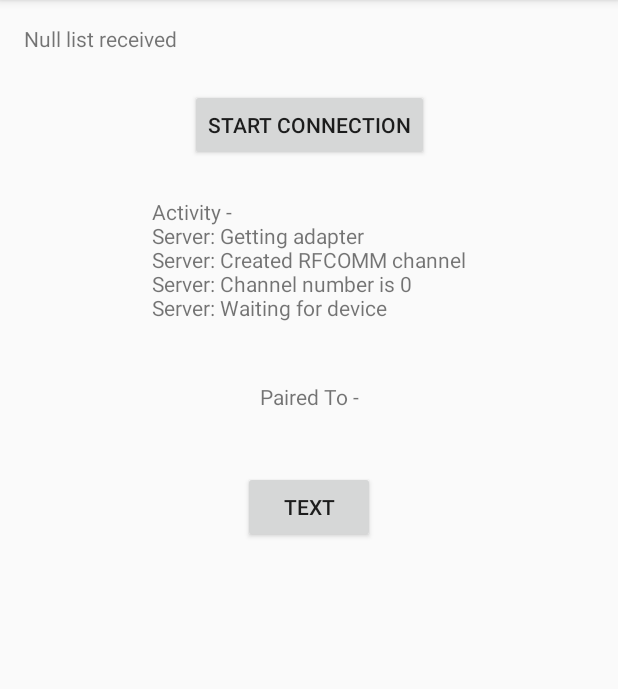
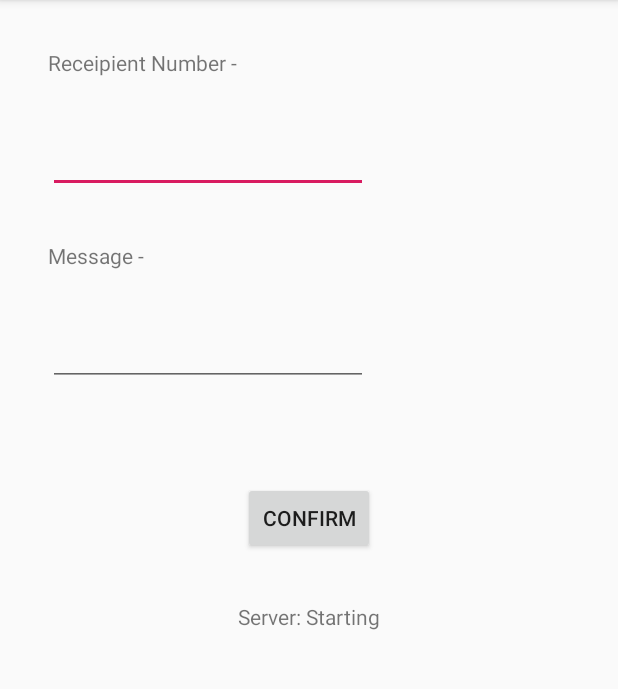
Before and after one commit to naishadh14/Discom, an Android app: the ConnectDevices screen opened directly, with no data from a screen before it, after a tap on "TEXT", on a phone screen of 412 x 824 dp, the part 84-773 px from its top. Run offline under Robolectric (Android 15) with nearby library versions, the phone set to English and light mode, and no system bars.

Commit message:
Partial code for sending messages

```diff
--- a/app/src/main/AndroidManifest.xml
+++ b/app/src/main/AndroidManifest.xml
@@ -21,6 +21,8 @@
                 <category android:name="android.intent.category.LAUNCHER" />
             </intent-filter>
         </activity>
+        <activity android:name=".TextInterface">
+        </activity>
         <activity android:name=".ConnectDevices">
         </activity>
         <activity android:name=".ConfirmNumber">
--- a/app/src/main/java/com/example/discom/ConnectDevices.java
+++ b/app/src/main/java/com/example/discom/ConnectDevices.java
@@ -9,16 +9,21 @@ import android.os.Bundle;
 import android.os.Handler;
 import android.os.Looper;
 import android.os.Message;
+import android.util.Log;
 import android.view.View;
 import android.widget.TextView;
+import android.widget.Toast;
 
 import androidx.appcompat.app.AppCompatActivity;
 
+import java.io.Serializable;
 import java.util.ArrayList;
 
 public class ConnectDevices extends AppCompatActivity {
 
     ArrayList<BluetoothDevice> discoveredDevices, pairedDevices;
+    BluetoothServer serverThread;
+    ArrayList<BluetoothClient> clientThread;
 
     @Override
     protected void onCreate(Bundle savedInstanceState) {
@@ -90,7 +95,7 @@ public class ConnectDevices extends AppCompatActivity {
                           text.append(Constants.CLIENT_CLOSING_SOCKET_TEXT);
                           text.append("\n");
                           break;
-                      default:
+                      case Constants.DEVICE_INFO:
                           BluetoothDevice device = (BluetoothDevice) msg.obj;
                           text.append("Client: Connected to " + device.getName());
                           text.append("\n");
@@ -99,8 +104,13 @@ public class ConnectDevices extends AppCompatActivity {
                   }
               }
             };
+            Log.e(Constants.TAG, "About to start Thread");
             BluetoothClient bluetoothClient = new BluetoothClient(this.discoveredDevices.get(i), clientHandler);
+            Log.e(Constants.TAG, "Thread object initialized");
             bluetoothClient.start();
+            Log.e(Constants.TAG, "Thread started successfully");
+            //this.clientThread.add(bluetoothClient);
+            Log.e(Constants.TAG, "Added thread to client list");
         }
     }
 
@@ -146,7 +156,7 @@ public class ConnectDevices extends AppCompatActivity {
                         text.append(Constants.SERVER_SOCKET_CLOSE_FAIL_TEXT);
                         text.append("\n");
                         break;
-                    default:
+                    case Constants.DEVICE_INFO:
                         BluetoothDevice device = (BluetoothDevice) msg.obj;
                         text.append("Server: Connected to " + device.getName());
                         text.append("\n");
@@ -157,9 +167,23 @@ public class ConnectDevices extends AppCompatActivity {
         };
         BluetoothServer bluetoothServer = new BluetoothServer(serverHandler, serverChannel);
         bluetoothServer.start();
+        this.serverThread = bluetoothServer;
     }
 
     public void startTextingInterface(View view) {
+        Toast toast = Toast.makeText(getApplicationContext(), "Closing Threads", Toast.LENGTH_SHORT);
+        toast.show();
+        Log.e(Constants.TAG, "About to close server thread");
+        this.serverThread.interrupt();
+        Log.e(Constants.TAG, "Server thread closed");
+        /*
+        int len = this.clientThread.size();
+        for(int i = 0; i < len; i++)
+            this.clientThread.get(i).interrupt();
+         */
+        Intent intent = new Intent(this, TextInterface.class);
+        intent.putExtra("DeviceList", (Serializable) this.pairedDevices);
+        startActivity(intent);
     }
 
     private final BroadcastReceiver deviceConnectedReceiver = new BroadcastReceiver() {
--- a/app/src/main/java/com/example/discom/Constants.java
+++ b/app/src/main/java/com/example/discom/Constants.java
@@ -10,6 +10,10 @@ public final class Constants {
     static final String CHANNEL_2 = "CHANNEL_2";
 
     static int serverChannel = 0;
+
+    static int MAX_HOPS = 50;
+
+    static int MAX_MESSAGE_SIZE = 4096;
 
     //ints and Strings for server communication across threads
     static final int SERVER_GETTING_ADAPTER = 8500;
@@ -45,7 +49,9 @@ public final class Constants {
     static final int CLIENT_CLOSING_SOCKET = 8514;
     static final String CLIENT_CLOSING_SOCKET_TEXT = "Client: Closing socket";
 
-    static final int DEFAULT = 8515;
+    static final int DEVICE_INFO = 8515;
+    static final int SOCKET = 8516;
+    static final int JSON_OBJECT_RECEIVE = 8517;
 
 
 }
--- a/app/src/main/java/com/example/discom/DeviceDiscovery.java
+++ b/app/src/main/java/com/example/discom/DeviceDiscovery.java
@@ -149,11 +149,13 @@ public class DeviceDiscovery extends AppCompatActivity {
     }
 
     public void NavigateToConnectDevices(View view) {
+        /*
         if(this.discoveredDevices.size() == 0) {
             Toast toast = Toast.makeText(getApplicationContext(), "No devices found!", Toast.LENGTH_SHORT);
             toast.show();
             return;
         }
+        */
         Intent intent = new Intent(this, ConnectDevices.class);
         intent.putExtra("DeviceList", (Serializable) this.discoveredDevices);
         startActivity(intent);
--- a/app/src/main/java/com/example/discom/MainActivity.java
+++ b/app/src/main/java/com/example/discom/MainActivity.java
@@ -10,6 +10,7 @@ public class MainActivity extends AppCompatActivity {
     @Override
     protected void onCreate(Bundle savedInstanceState) {
         super.onCreate(savedInstanceState);
+        //Starts with ConfirmNumber
         Intent intent = new Intent(this, ConfirmNumber.class);
         startActivity(intent);
     }
--- /dev/null
+++ b/app/src/main/res/layout/text_interface.xml
@@ -0,0 +1,73 @@
+<?xml version="1.0" encoding="utf-8"?>
+<androidx.constraintlayout.widget.ConstraintLayout xmlns:android="http://schemas.android.com/apk/res/android"
+    xmlns:app="http://schemas.android.com/apk/res-auto"
+    xmlns:tools="http://schemas.android.com/tools"
+    android:layout_width="match_parent"
+    android:layout_height="match_parent">
+
+    <TextView
+        android:id="@+id/textView9"
+        android:layout_width="wrap_content"
+        android:layout_height="wrap_content"
+        android:layout_marginStart="32dp"
+        android:layout_marginTop="32dp"
+        android:text="Receipient Number -"
+        app:layout_constraintStart_toStartOf="parent"
+        app:layout_constraintTop_toTopOf="parent" />
+
+    <EditText
+        android:id="@+id/editText2"
+        android:layout_width="wrap_content"
+        android:layout_height="wrap_content"
+        android:layout_marginStart="32dp"
+        android:layout_marginTop="32dp"
+        android:ems="10"
+        android:inputType="number"
+        app:layout_constraintStart_toStartOf="parent"
+        app:layout_constraintTop_toBottomOf="@+id/textView9" />
+
+    <TextView
+        android:id="@+id/textView10"
+        android:layout_width="wrap_content"
+        android:layout_height="wrap_content"
+        android:layout_marginStart="32dp"
+        android:layout_marginTop="32dp"
+        android:text="Message -"
+        app:layout_constraintStart_toStartOf="parent"
+        app:layout_constraintTop_toBottomOf="@+id/editText2" />
+
+    <EditText
+        android:id="@+id/editText3"
+        android:layout_width="wrap_content"
+        android:layout_height="wrap_content"
+        android:layout_marginStart="32dp"
+        android:layout_marginTop="32dp"
+        android:ems="10"
+        android:inputType="textPersonName"
+        app:layout_constraintStart_toStartOf="parent"
+        app:layout_constraintTop_toBottomOf="@+id/textView10" />
+
+    <Button
+        android:id="@+id/button9"
+        android:layout_width="wrap_content"
+        android:layout_height="wrap_content"
+        android:layout_marginTop="64dp"
+        android:onClick="makeMessage"
+        android:text="Confirm"
+        app:layout_constraintEnd_toEndOf="parent"
+        app:layout_constraintHorizontal_bias="0.5"
+        app:layout_constraintStart_toStartOf="parent"
+        app:layout_constraintTop_toBottomOf="@+id/editText3" />
+
+    <TextView
+        android:id="@+id/textView11"
+        android:layout_width="wrap_content"
+        android:layout_height="wrap_content"
+        android:layout_marginTop="32dp"
+        android:scrollbarAlwaysDrawVerticalTrack="true"
+        android:scrollbars="vertical"
+        app:layout_constraintEnd_toEndOf="parent"
+        app:layout_constraintHorizontal_bias="0.5"
+        app:layout_constraintStart_toStartOf="parent"
+        app:layout_constraintTop_toBottomOf="@+id/button9" />
+</androidx.constraintlayout.widget.ConstraintLayout>
```
Also changed, not shown: app/src/main/java/com/example/discom/BluetoothClient.java (+19 -5 lines), app/src/main/java/com/example/discom/BluetoothServer.java (+20 -8 lines), app/src/main/java/com/example/discom/MessageClient.java (added, +36 -0 lines), app/src/main/java/com/example/discom/MessageServer.java (added, +47 -0 lines), app/src/main/java/com/example/discom/TextInterface.java (added, +189 -0 lines), 1 other file.
